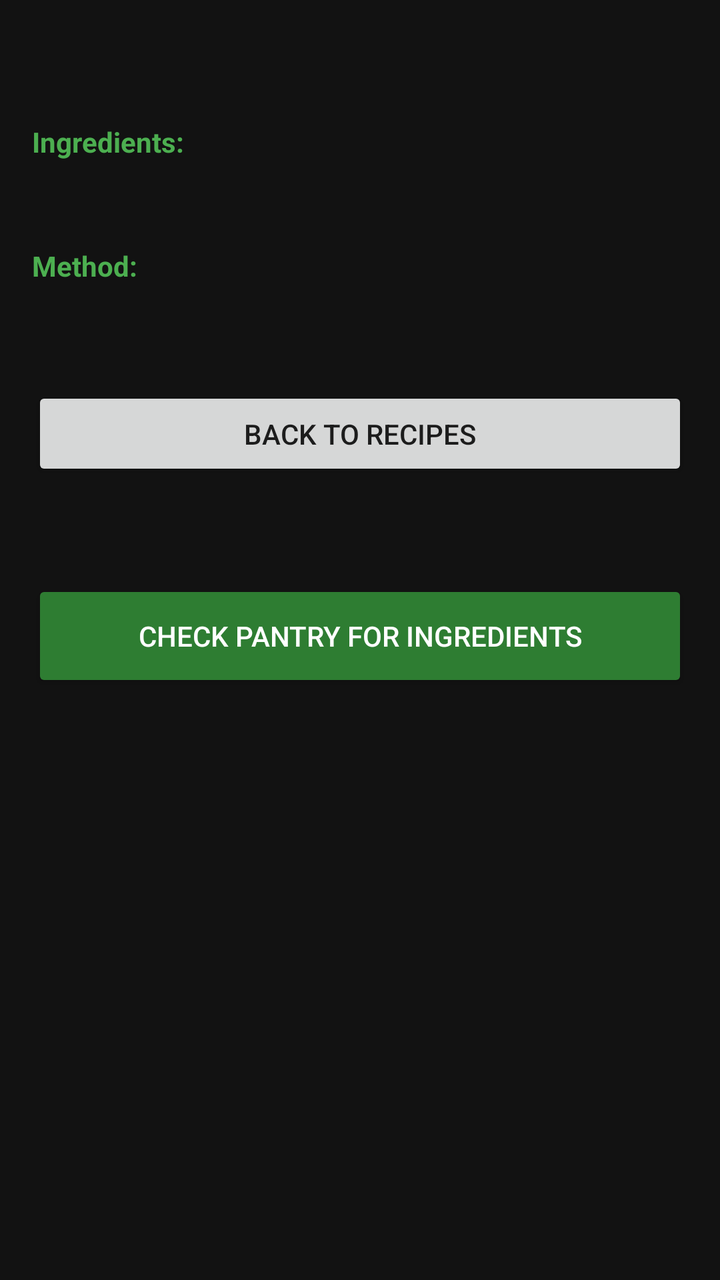
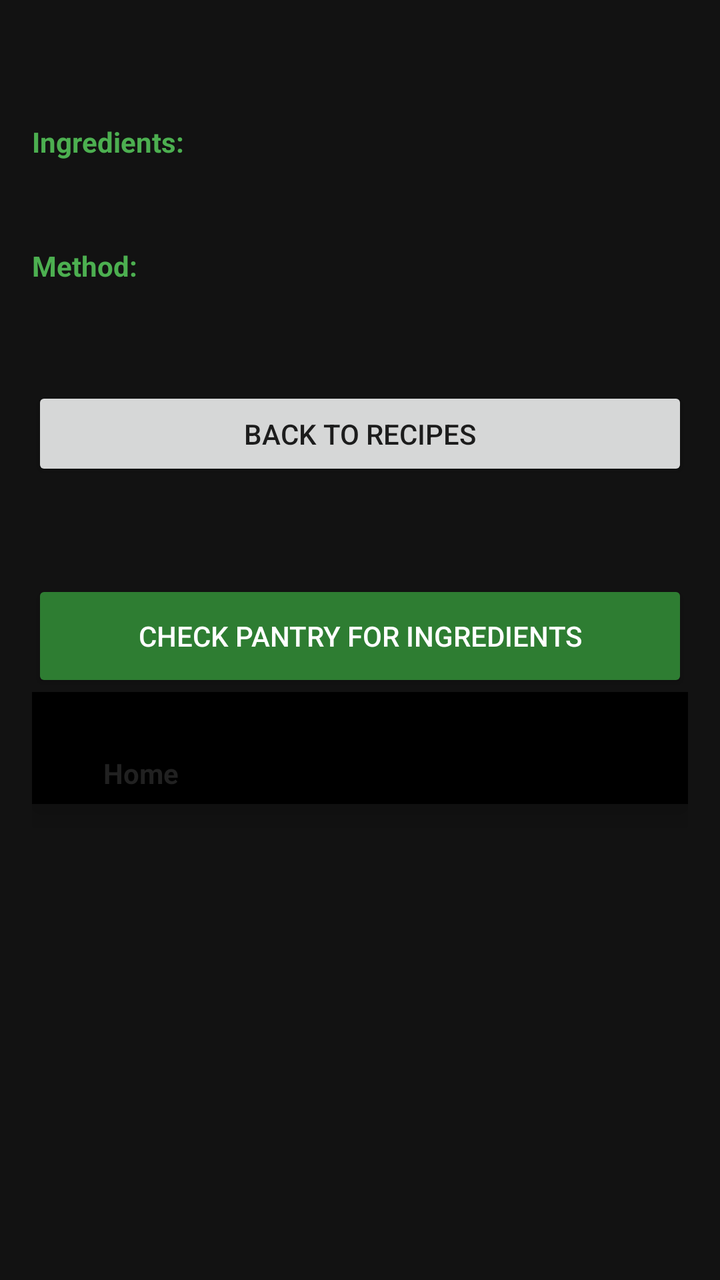

Compare the two renders of this Android layout. The source of the first and the diff that turns it into the second are given below.
<!-- AndroidManifest.xml: application theme Theme.AppCompat.DayNight.DarkActionBar -->
<!-- res/layout/activity_detail.xml -->
<LinearLayout
    xmlns:android="http://schemas.android.com/apk/res/android"
    android:orientation="vertical"
    android:layout_width="match_parent"
    android:layout_height="match_parent"
    android:background="#121212"
    android:padding="16dp">
    <TextView
        android:id="@+id/txtDetailName"
        android:layout_width="match_parent"
        android:layout_height="wrap_content"
        android:textColor="#FFF"
        android:textSize="22sp"
        android:textStyle="bold"/>
    <TextView
        android:layout_width="wrap_content"
        android:layout_height="wrap_content"
        android:text="@string/ingredients_label"
        android:textColor="#4CAF50"
        android:textStyle="bold"
        android:layout_marginTop="16dp"/>
    <TextView
        android:id="@+id/txtDetailIngredients"
        android:layout_width="match_parent"
        android:layout_height="wrap_content"
        android:textColor="#FFF"
        android:layout_marginTop="8dp"/>
    <TextView
        android:layout_width="wrap_content"
        android:layout_height="wrap_content"
        android:text="@string/method_label"
        android:textColor="#4CAF50"
        android:textStyle="bold"
        android:layout_marginTop="16dp"/>
    <TextView
        android:id="@+id/txtDetailMethod"
        android:layout_width="match_parent"
        android:layout_height="wrap_content"
        android:textColor="#FFF"
        android:layout_marginTop="8dp"/>

    <Button
        android:id="@+id/btnBackRecipes"
        android:layout_width="match_parent"
        android:layout_height="47dp"
        android:layout_marginTop="24dp"
        android:text="@string/back_to_recipes" />
    <TextView
        android:id="@+id/txtCheckResult"
        android:layout_width="match_parent"
        android:layout_height="wrap_content"
        android:layout_marginTop="16dp"
        android:textSize="16sp"
        android:textColor="#FFFFFF" />

    <Button
        android:id="@+id/btnCheckPantry"
        android:layout_width="match_parent"
        android:layout_height="56dp"
        android:layout_marginTop="12dp"
        android:text="@string/check_pantry_for_ingredients"
        android:backgroundTint="#2E7D32"
        android:textColor="#FFFFFF" />
</LinearLayout>
<!-- resources referenced by this layout -->
<resources>
  <string name="back_to_recipes">Back to Recipes</string>
  <string name="check_pantry_for_ingredients">Check pantry for ingredients</string>
  <string name="ingredients_label">Ingredients:</string>
  <string name="method_label">Method:</string>
</resources>

<!-- the commit's change to res/layout/activity_detail.xml (unified diff, before → after) -->
@@ -1,10 +1,13 @@
-<LinearLayout
-    xmlns:android="http://schemas.android.com/apk/res/android"
+<?xml version="1.0" encoding="utf-8"?>
+<LinearLayout xmlns:android="http://schemas.android.com/apk/res/android"
+    xmlns:app="http://schemas.android.com/apk/res-auto"
     android:orientation="vertical"
     android:layout_width="match_parent"
     android:layout_height="match_parent"
     android:background="#121212"
     android:padding="16dp">
+
+    
     <TextView
         android:id="@+id/txtDetailName"
         android:layout_width="match_parent"
@@ -12,6 +15,8 @@
         android:textColor="#FFF"
         android:textSize="22sp"
         android:textStyle="bold"/>
+
+    
     <TextView
         android:layout_width="wrap_content"
         android:layout_height="wrap_content"
@@ -19,12 +24,16 @@
         android:textColor="#4CAF50"
         android:textStyle="bold"
         android:layout_marginTop="16dp"/>
+
+    
     <TextView
         android:id="@+id/txtDetailIngredients"
         android:layout_width="match_parent"
         android:layout_height="wrap_content"
         android:textColor="#FFF"
         android:layout_marginTop="8dp"/>
+
+    
     <TextView
         android:layout_width="wrap_content"
         android:layout_height="wrap_content"
@@ -32,6 +41,8 @@
         android:textColor="#4CAF50"
         android:textStyle="bold"
         android:layout_marginTop="16dp"/>
+
+    
     <TextView
         android:id="@+id/txtDetailMethod"
         android:layout_width="match_parent"
@@ -39,12 +50,15 @@
         android:textColor="#FFF"
         android:layout_marginTop="8dp"/>
 
+    
     <Button
         android:id="@+id/btnBackRecipes"
         android:layout_width="match_parent"
         android:layout_height="47dp"
         android:layout_marginTop="24dp"
         android:text="@string/back_to_recipes" />
+
+    
     <TextView
         android:id="@+id/txtCheckResult"
         android:layout_width="match_parent"
@@ -53,6 +67,7 @@
         android:textSize="16sp"
         android:textColor="#FFFFFF" />
 
+    
     <Button
         android:id="@+id/btnCheckPantry"
         android:layout_width="match_parent"
@@ -61,4 +76,16 @@
         android:text="@string/check_pantry_for_ingredients"
         android:backgroundTint="#2E7D32"
         android:textColor="#FFFFFF" />
+
+    
+    <com.google.android.material.bottomnavigation.BottomNavigationView
+        android:id="@+id/bottomNav"
+        android:layout_width="match_parent"
+        android:layout_height="wrap_content"
+        android:layout_alignParentBottom="true"
+        app:menu="@menu/bottom_nav_menu"
+        app:labelVisibilityMode="labeled"
+        android:background="#000"
+        android:textColor="#FFF" />
+
 </LinearLayout>
